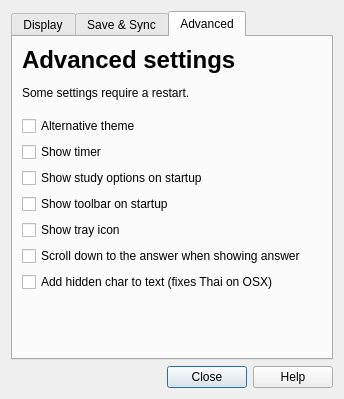
First picture: the form in designer/preferences.ui, repository ankitects/anki, before the edit.
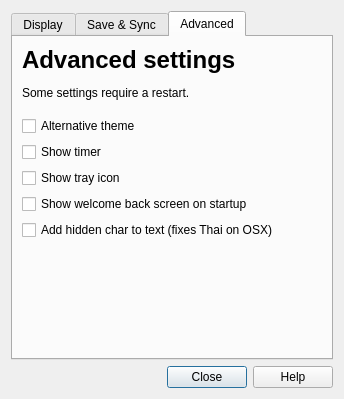
Second picture: the form after the edit. The open tabs and pages were chosen to show the change.

Commit message: strip more prefs

```diff
--- a/designer/preferences.ui
+++ b/designer/preferences.ui
@@ -329,34 +329,6 @@
            </property>
           </widget>
          </item>
-         <item row="8" column="0" >
-          <widget class="QCheckBox" name="showTray" >
-           <property name="text" >
-            <string>Show tray icon</string>
-           </property>
-          </widget>
-         </item>
-         <item row="9" column="0" >
-          <widget class="QCheckBox" name="scrollToAnswer" >
-           <property name="text" >
-            <string>Scroll down to the answer when showing answer</string>
-           </property>
-          </widget>
-         </item>
-         <item row="10" column="0" >
-          <widget class="QCheckBox" name="addZeroSpace" >
-           <property name="text" >
-            <string>Add hidden char to text (fixes Thai on OSX)</string>
-           </property>
-          </widget>
-         </item>
-         <item row="7" column="0" >
-          <widget class="QCheckBox" name="showToolbar" >
-           <property name="text" >
-            <string>Show toolbar on startup</string>
-           </property>
-          </widget>
-         </item>
          <item row="3" column="0" >
           <spacer name="verticalSpacer_3" >
            <property name="orientation" >
@@ -380,10 +352,24 @@
            </property>
           </widget>
          </item>
-         <item row="6" column="0" >
+         <item row="7" column="0" >
           <widget class="QCheckBox" name="showStudyOptions" >
            <property name="text" >
-            <string>Show study options on startup</string>
+            <string>Show welcome back screen on startup</string>
+           </property>
+          </widget>
+         </item>
+         <item row="6" column="0" >
+          <widget class="QCheckBox" name="showTray" >
+           <property name="text" >
+            <string>Show tray icon</string>
+           </property>
+          </widget>
+         </item>
+         <item row="8" column="0" >
+          <widget class="QCheckBox" name="addZeroSpace" >
+           <property name="text" >
+            <string>Add hidden char to text (fixes Thai on OSX)</string>
            </property>
           </widget>
          </item>
```
Left out of the diff: 4 changed lines with no effect on the pictures. The commit also changes 1 other file.
